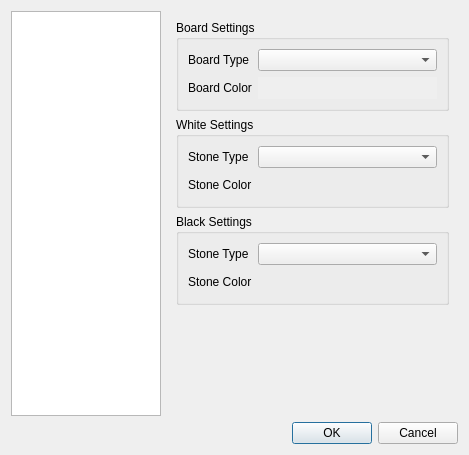
This is setupdialog.ui in nullx002/mugo as Qt 5 draws it before an edit. The edited form follows.
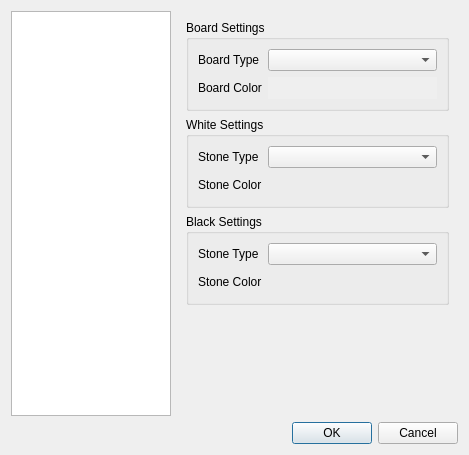
This is the edited form.

What changed in the file:
```diff
--- a/setupdialog.ui
+++ b/setupdialog.ui
@@ -17,10 +17,10 @@
    <item>
     <layout class="QHBoxLayout" name="horizontalLayout">
      <item>
-      <widget class="QListView" name="listView">
+      <widget class="QListWidget" name="categoryList">
        <property name="maximumSize">
         <size>
-         <width>150</width>
+         <width>160</width>
          <height>16777215</height>
         </size>
        </property>
```
